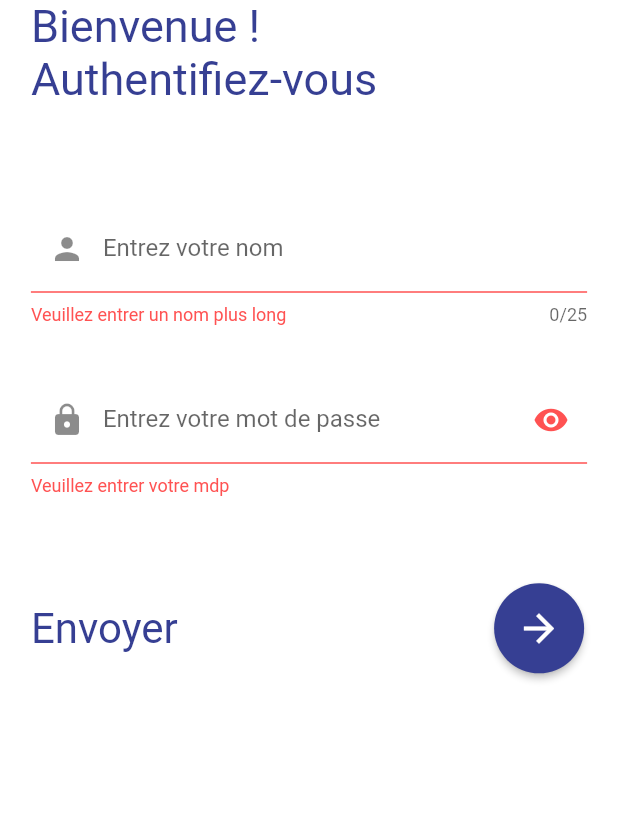
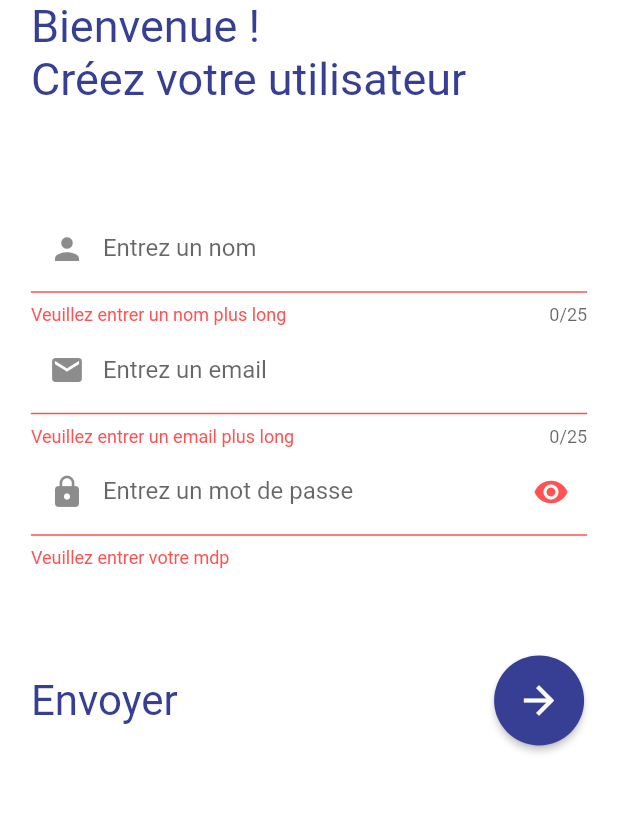
Before and after one commit to KodeLab-fr/ExpenseTracker, a Flutter app: the AuthPage screen opened by its route, after a tap on the "arrow forward" icon, on a phone screen of 412 x 824 dp, the part 222-1035 px from its top. Run offline on Flutter 3.47's test engine with Material 2 defaults, Android fonts, the phone set to English and light mode, and no system bars; our stand-ins replace flutter_dotenv, flutter_svg, get, get_storage, smooth_page_indicator; accounts and stored records are empty.

Commit message:
account creation success

```diff
--- a/Frontend/expensetracker/lib/shared/cache/storage.dart
+++ b/Frontend/expensetracker/lib/shared/cache/storage.dart
@@ -7,14 +7,13 @@ mixin CacheManager {
     await box.write(CacheManagerKey.token.toString(), token);
     return true;
   }
-
   String? getToken() {
     return box.read(CacheManagerKey.token.toString());
   }
-
   Future<void> removeToken() async {
     await box.remove(CacheManagerKey.token.toString());
   }
+
   Future<void> clearCache() async {
     await box.erase();
   }
--- a/Frontend/expensetracker/lib/src/auth/domain/models/sign_up.dart
+++ b/Frontend/expensetracker/lib/src/auth/domain/models/sign_up.dart
@@ -1,25 +1,25 @@
-//TODO: Implement SignUpInfo model
+class SignUpInfo {
+  String username;
+  String email;
+  String password;
 
-class SignUpInfo {
+  SignUpInfo({
+    required this.username,
+    required this.email,
+    required this.password,
+  });
 
-  // String name;
-  // String password;
+  Map<String, String> toJson() {
+    Map<String, String> map = {
+      'username': username,
+      'email': email,
+      'password': password,
+    };
+    return map;
+  }
 
-  // SignUpInfo({
-  //   required this.name,
-  //   required this.password,
-  // });
-
-  // Map<String, String> toJson() {
-  //   Map<String, String> map = {
-  //     'authorization': 'Basic ${base64Encode('$name:$password'.codeUnits)}'
-  //   };
-  //   return map;
-  // }
-
-  // @override
-  // String toString() {
-  //   return 'name: $name, password: $password';
-  // }
-
+  @override
+  String toString() {
+    return 'name: $username, email: $email, password: $password';
+  }
 }
--- a/Frontend/expensetracker/lib/src/auth/presentation/pages/authpage.dart
+++ b/Frontend/expensetracker/lib/src/auth/presentation/pages/authpage.dart
@@ -1,8 +1,6 @@
-import 'dart:io';
-
-import 'package:expensetracker/src/auth/data/log_repo_impl.dart';
 import 'package:flutter/material.dart';
-import 'package:get/get.dart';
+import '../widgets/sign_in_form.dart';
+import '../widgets/sign_up_form.dart';
 
 class AuthPage extends StatefulWidget {
   const AuthPage({super.key});
@@ -13,134 +11,16 @@ class AuthPage extends StatefulWidget {
 
 class _AuthPageState extends State<AuthPage> {
   final scaffoldKey = GlobalKey<ScaffoldState>();
-  GlobalKey<FormState> globalFormKey = GlobalKey<FormState>();
-
-  bool hidePassword = true;
-  final LoginController _loginController = Get.put(LoginController());
-
-  bool validateAndSave() {
-    final form = globalFormKey.currentState;
-    if (form!.validate()) {
-      form.save();
-      return true;
-    }
-    return false;
-  }
-
-  void reset() {
-    globalFormKey.currentState!.reset();
-  }
 
   @override
   Widget build(BuildContext context) {
-    final double height = MediaQuery.of(context).size.height;
     final double width = MediaQuery.of(context).size.width;
-
     return Scaffold(
         key: scaffoldKey,
         backgroundColor: const Color(0xFFffffff),
         body: Padding(
           padding: EdgeInsets.symmetric(horizontal: width * 0.05),
-          child: Form(
-            key: globalFormKey,
-            child: Column(
-              crossAxisAlignment: CrossAxisAlignment.start,
-              children: [
-                SizedBox(height: height * 0.1),
-                SizedBox(
-                  height: height * 0.08,
-                  child: Text(
-                    'Expense Tracker App',
-                    style: TextStyle(
-                      fontWeight: FontWeight.bold,
-                      fontSize: Platform.isMacOS ? 40 : 30,
-                      color: const Color(0xFF363f93),
-                    ),
-                  ),
-                ),
-                Text(
-                  "Bienvenue !\nAuthentifiez-vous",
-                  style: TextStyle(
-                      fontSize: Platform.isMacOS ? 40 : 30,
-                      color: const Color(0xFF363f93)),
-                ),
-                SizedBox(height: height * 0.08),
-                TextFormField(
-                  autovalidateMode: AutovalidateMode.onUserInteraction,
-                  controller: _loginController.nameController,
-                  autocorrect: false,
-                  decoration: const InputDecoration(
-                    prefixIcon: Icon(Icons.person),
-                    labelText: 'Entrez votre nom',
-                  ),
-                  validator: (value) {
-                    if (value!.length < 3) {
-                      return 'Veuillez entrer un nom plus long';
-                    }
-                    return null;
-                  },
-                  maxLength: 25,
-                ),
-                SizedBox(height: height * 0.04),
-                TextFormField(
-                  autovalidateMode: AutovalidateMode.onUserInteraction,
-                  controller: _loginController.passwordController,
-                  autocorrect: false,
-                  decoration: InputDecoration(
-                    prefixIcon: const Icon(Icons.lock),
-                    labelText: 'Entrez votre mot de passe',
-                    suffixIcon: IconButton(
-                      onPressed: () {
-                        setState(() {
-                          hidePassword = !hidePassword;
-                        });
-                      },
-                      icon: hidePassword
-                          ? const Icon(Icons.visibility)
-                          : const Icon(Icons.visibility_off),
-                    ),
-                  ),
-                  validator: (value) {
-                    if (value!.isEmpty) {
-                      return 'Veuillez entrer votre mdp';
-                    }
-                    return null;
-                  },
-                  obscureText: hidePassword,
-                ),
-                SizedBox(height: height * 0.07),
-                Row(
-                  mainAxisAlignment: MainAxisAlignment.spaceBetween,
-                  children: [
-                    Text(
-                      'Envoyer',
-                      style: TextStyle(
-                          fontSize: Platform.isMacOS ? 35 : 28,
-                          color: const Color(0xFF363f93)),
-                    ),
-                    ElevatedButton(
-                      onPressed: () {
-                        if (validateAndSave()) {
-                          _loginController.login();
-                          reset();
-                        }
-                      },
-                      style: ElevatedButton.styleFrom(
-                        shape: const CircleBorder(),
-                        padding: EdgeInsets.all(Platform.isMacOS ? 20 : 15),
-                        backgroundColor: const Color(0xFF363f93),
-                      ),
-                      child: Icon(
-                        Icons.arrow_forward,
-                        color: Colors.white,
-                        size: Platform.isMacOS ? 45 : 30,
-                      ),
-                    )
-                  ],
-                )
-              ],
-            ),
-          ),
+          child: const SignUpForm(),
         ));
   }
 }
--- a/Frontend/expensetracker/lib/src/auth/presentation/pages/introduction.dart
+++ b/Frontend/expensetracker/lib/src/auth/presentation/pages/introduction.dart
@@ -1,4 +1,4 @@
-import 'package:expensetracker/src/auth/presentation/widget/introscreen.dart';
+import 'package:expensetracker/src/auth/presentation/widgets/introscreen.dart';
 import 'package:flutter/material.dart';
 import 'package:get/get.dart';
 import 'package:smooth_page_indicator/smooth_page_indicator.dart';
--- /dev/null
+++ b/Frontend/expensetracker/lib/src/auth/presentation/widgets/sign_up_form.dart
@@ -0,0 +1,152 @@
+import 'package:flutter/material.dart';
+import 'dart:io';
+import 'package:get/get.dart';
+
+import '../controllers/sign_up.dart';
+
+class SignUpForm extends StatefulWidget {
+  const SignUpForm({super.key});
+
+  @override
+  State<SignUpForm> createState() => _SignUpFormState();
+}
+
+class _SignUpFormState extends State<SignUpForm> {
+  bool hidePassword = true;
+  final SignUpController _signUpController = Get.put(SignUpController());
+
+  GlobalKey<FormState> globalFormKeySU = GlobalKey<FormState>();
+
+  bool validateAndSave() {
+    final form = globalFormKeySU.currentState;
+    if (form!.validate()) {
+      form.save();
+      return true;
+    }
+    return false;
+  }
+
+  void reset() {
+    globalFormKeySU.currentState!.reset();
+  }
+
+  @override
+  Widget build(BuildContext context) {
+    final double height = MediaQuery.of(context).size.height;
+    return Form(
+      key: globalFormKeySU,
+      child: Column(
+        crossAxisAlignment: CrossAxisAlignment.start,
+        children: [
+          SizedBox(height: height * 0.1),
+          SizedBox(
+            height: height * 0.08,
+            child: Text(
+              'Expense Tracker App',
+              style: TextStyle(
+                fontWeight: FontWeight.bold,
+                fontSize: Platform.isMacOS ? 40 : 30,
+                color: const Color(0xFF363f93),
+              ),
+            ),
+          ),
+          Text(
+            "Bienvenue !\nCréez votre utilisateur",
+            style: TextStyle(
+                fontSize: Platform.isMacOS ? 40 : 30,
+                color: const Color(0xFF363f93)),
+          ),
+          SizedBox(height: height * 0.08),
+          TextFormField(
+            autovalidateMode: AutovalidateMode.onUserInteraction,
+            controller: _signUpController.nameController,
+            autocorrect: false,
+            decoration: const InputDecoration(
+              prefixIcon: Icon(Icons.person),
+              labelText: 'Entrez un nom',
+            ),
+            validator: (value) {
+              if (value!.length < 3) {
+                return 'Veuillez entrer un nom plus long';
+              }
+              return null;
+            },
+            maxLength: 25,
+          ),
+          TextFormField(
+            autovalidateMode: AutovalidateMode.onUserInteraction,
+            controller: _signUpController.emailController,
+            autocorrect: false,
+            decoration: const InputDecoration(
+              prefixIcon: Icon(Icons.email),
+              labelText: 'Entrez un email',
+            ),
+            validator: (value) {
+              if (value!.length < 3) {
+                return 'Veuillez entrer un email plus long';
+              }
+              return null;
+            },
+            maxLength: 25,
+          ),
+          TextFormField(
+            autovalidateMode: AutovalidateMode.onUserInteraction,
+            controller: _signUpController.passwordController,
+            autocorrect: false,
+            decoration: InputDecoration(
+              prefixIcon: const Icon(Icons.lock),
+              labelText: 'Entrez un mot de passe',
+              suffixIcon: IconButton(
+                onPressed: () {
+                  setState(() {
+                    hidePassword = !hidePassword;
+                  });
+                },
+                icon: hidePassword
+                    ? const Icon(Icons.visibility)
+                    : const Icon(Icons.visibility_off),
+              ),
+            ),
+            validator: (value) {
+              if (value!.isEmpty) {
+                return 'Veuillez entrer votre mdp';
+              }
+              return null;
+            },
+            obscureText: hidePassword,
+          ),
+          SizedBox(height: height * 0.07),
+          Row(
+            mainAxisAlignment: MainAxisAlignment.spaceBetween,
+            children: [
+              Text(
+                'Envoyer',
+                style: TextStyle(
+                    fontSize: Platform.isMacOS ? 35 : 28,
+                    color: const Color(0xFF363f93)),
+              ),
+              ElevatedButton(
+                onPressed: () {
+                  if (validateAndSave()) {
+                    _signUpController.signUp();
+                    reset();
+                  }
+                },
+                style: ElevatedButton.styleFrom(
+                  shape: const CircleBorder(),
+                  padding: EdgeInsets.all(Platform.isMacOS ? 20 : 15),
+                  backgroundColor: const Color(0xFF363f93),
+                ),
+                child: Icon(
+                  Icons.arrow_forward,
+                  color: Colors.white,
+                  size: Platform.isMacOS ? 45 : 30,
+                ),
+              )
+            ],
+          )
+        ],
+      ),
+    );
+  }
+}
```
Also changed, not shown: Frontend/expensetracker/lib/src/auth/data/log_repo_impl.dart (+26 -51 lines), Frontend/expensetracker/lib/src/auth/domain/repositories/log_repo.dart (+6 -3 lines), Frontend/expensetracker/lib/src/auth/presentation/controllers/sign_in.dart (added, +64 -0 lines), Frontend/expensetracker/lib/src/auth/presentation/controllers/sign_up.dart (added, +88 -0 lines), Frontend/expensetracker/lib/src/auth/presentation/widgets/sign_in_form.dart (added, +149 -0 lines), Frontend/expensetracker/lib/shared/models/server_response.dart (renamed from Frontend/expensetracker/lib/src/auth/domain/models/login_response.dart), Frontend/expensetracker/lib/src/auth/domain/models/sign_in.dart (line endings or trailing spaces), Frontend/expensetracker/lib/src/auth/presentation/widgets/introscreen.dart (renamed from Frontend/expensetracker/lib/src/auth/presentation/widget/introscreen.dart).
